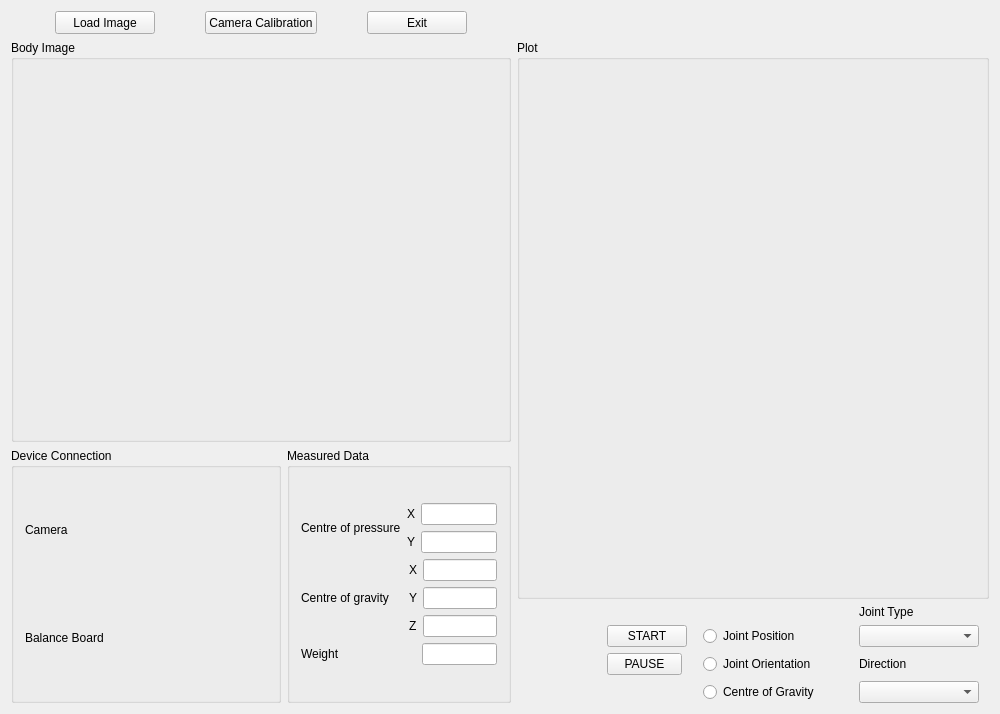
HuiTingChang/Entwicklung-eines-mobilen-markerlosen-Bewegungsanalysesystems, file EMMA/EMMA/emma.ui: the form before one commit.
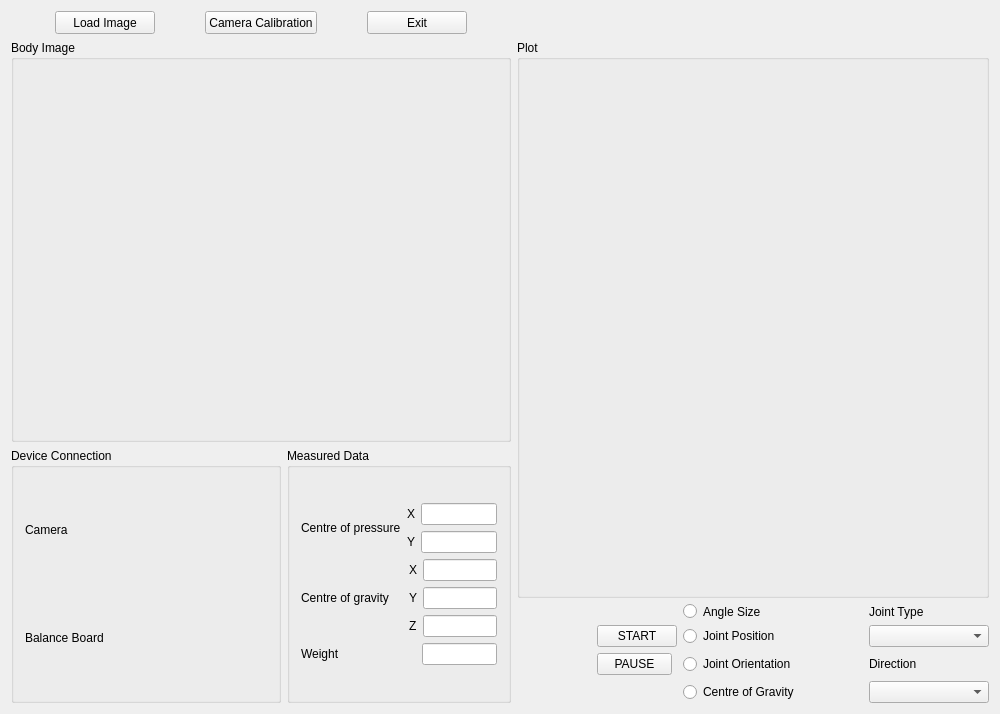
The form after the commit. Custom widgets are drawn as their Qt base class.

```diff
--- a/EMMA/EMMA/emma.ui
+++ b/EMMA/EMMA/emma.ui
@@ -14,49 +14,6 @@
    <string>Body_Widget</string>
   </property>
   <layout class="QGridLayout" name="gridLayout_6">
-   <item row="1" column="1">
-    <widget class="QGroupBox" name="groupBox_2">
-     <property name="sizePolicy">
-      <sizepolicy hsizetype="Expanding" vsizetype="Expanding">
-       <horstretch>0</horstretch>
-       <verstretch>0</verstretch>
-      </sizepolicy>
-     </property>
-     <property name="minimumSize">
-      <size>
-       <width>460</width>
-       <height>321</height>
-      </size>
-     </property>
-     <property name="title">
-      <string>Plot</string>
-     </property>
-     <layout class="QGridLayout" name="gridLayout_7">
-      <item row="1" column="0">
-       <widget class="QCustomPlot" name="customPlot" native="true">
-        <property name="sizePolicy">
-         <sizepolicy hsizetype="Expanding" vsizetype="Expanding">
-          <horstretch>0</horstretch>
-          <verstretch>0</verstretch>
-         </sizepolicy>
-        </property>
-        <property name="minimumSize">
-         <size>
-          <width>451</width>
-          <height>271</height>
-         </size>
-        </property>
-        <property name="maximumSize">
-         <size>
-          <width>16777215</width>
-          <height>330</height>
-         </size>
-        </property>
-       </widget>
-      </item>
-     </layout>
-    </widget>
-   </item>
    <item row="0" column="0">
     <layout class="QHBoxLayout" name="horizontalLayout_10">
      <item>
@@ -120,40 +77,30 @@
    </item>
    <item row="2" column="1">
     <layout class="QGridLayout" name="gridLayout_5">
+     <item row="3" column="0">
+      <spacer name="horizontalSpacer_5">
+       <property name="orientation">
+        <enum>Qt::Horizontal</enum>
+       </property>
+       <property name="sizeType">
+        <enum>QSizePolicy::Fixed</enum>
+       </property>
+       <property name="sizeHint" stdset="0">
+        <size>
+         <width>80</width>
+         <height>20</height>
+        </size>
+       </property>
+      </spacer>
+     </item>
      <item row="2" column="1">
-      <widget class="QPushButton" name="Pause_button">
-       <property name="minimumSize">
-        <size>
-         <width>75</width>
-         <height>0</height>
-        </size>
-       </property>
-       <property name="maximumSize">
-        <size>
-         <width>75</width>
-         <height>16777215</height>
-        </size>
-       </property>
-       <property name="text">
-        <string>PAUSE</string>
-       </property>
-      </widget>
-     </item>
-     <item row="1" column="1">
       <widget class="QPushButton" name="Start_button">
        <property name="text">
         <string>START</string>
        </property>
       </widget>
      </item>
-     <item row="2" column="3">
-      <widget class="QLabel" name="label_11">
-       <property name="text">
-        <string>Direction</string>
-       </property>
-      </widget>
-     </item>
-     <item row="3" column="2">
+     <item row="4" column="2">
       <widget class="QRadioButton" name="COG">
        <property name="minimumSize">
         <size>
@@ -172,20 +119,33 @@
        </property>
       </widget>
      </item>
-     <item row="1" column="2">
-      <widget class="QRadioButton" name="jointPos">
+     <item row="3" column="3">
+      <widget class="QLabel" name="label_11">
+       <property name="text">
+        <string>Direction</string>
+       </property>
+      </widget>
+     </item>
+     <item row="3" column="1">
+      <widget class="QPushButton" name="Pause_button">
+       <property name="minimumSize">
+        <size>
+         <width>75</width>
+         <height>0</height>
+        </size>
+       </property>
        <property name="maximumSize">
         <size>
-         <width>140</width>
+         <width>75</width>
          <height>16777215</height>
         </size>
        </property>
        <property name="text">
-        <string>Joint Position</string>
+        <string>PAUSE</string>
        </property>
       </widget>
      </item>
-     <item row="2" column="2">
+     <item row="3" column="2">
       <widget class="QRadioButton" name="jointOrient">
        <property name="maximumSize">
         <size>
@@ -198,47 +158,80 @@
        </property>
       </widget>
      </item>
+     <item row="2" column="2">
+      <widget class="QRadioButton" name="jointPos">
+       <property name="maximumSize">
+        <size>
+         <width>140</width>
+         <height>16777215</height>
+        </size>
+       </property>
+       <property name="text">
+        <string>Joint Position</string>
+       </property>
+      </widget>
+     </item>
      <item row="1" column="3">
-      <widget class="QComboBox" name="JointSelect">
-       <property name="sizePolicy">
-        <sizepolicy hsizetype="Fixed" vsizetype="Fixed">
-         <horstretch>0</horstretch>
-         <verstretch>0</verstretch>
-        </sizepolicy>
-       </property>
-       <property name="minimumSize">
-        <size>
-         <width>120</width>
-         <height>20</height>
-        </size>
-       </property>
-      </widget>
-     </item>
-     <item row="0" column="3">
       <widget class="QLabel" name="JointType">
        <property name="text">
         <string>Joint Type</string>
        </property>
       </widget>
      </item>
-     <item row="3" column="3">
+     <item row="2" column="3">
+      <widget class="QComboBox" name="JointSelect">
+       <property name="sizePolicy">
+        <sizepolicy hsizetype="Fixed" vsizetype="Fixed">
+         <horstretch>0</horstretch>
+         <verstretch>0</verstretch>
+        </sizepolicy>
+       </property>
+       <property name="minimumSize">
+        <size>
+         <width>120</width>
+         <height>20</height>
+        </size>
+       </property>
+      </widget>
+     </item>
+     <item row="4" column="3">
       <widget class="QComboBox" name="CoordinateSelect"/>
      </item>
-     <item row="2" column="0">
-      <spacer name="horizontalSpacer_5">
-       <property name="orientation">
-        <enum>Qt::Horizontal</enum>
-       </property>
-       <property name="sizeType">
-        <enum>QSizePolicy::Fixed</enum>
-       </property>
-       <property name="sizeHint" stdset="0">
-        <size>
-         <width>80</width>
-         <height>20</height>
-        </size>
-       </property>
-      </spacer>
+     <item row="1" column="2">
+      <layout class="QHBoxLayout" name="horizontalLayout_12">
+       <item>
+        <widget class="QRadioButton" name="radioButton">
+         <property name="sizePolicy">
+          <sizepolicy hsizetype="Minimum" vsizetype="Fixed">
+           <horstretch>0</horstretch>
+           <verstretch>0</verstretch>
+          </sizepolicy>
+         </property>
+         <property name="text">
+          <string/>
+         </property>
+        </widget>
+       </item>
+       <item>
+        <widget class="QLabel" name="AngleSize">
+         <property name="sizePolicy">
+          <sizepolicy hsizetype="Expanding" vsizetype="Preferred">
+           <horstretch>0</horstretch>
+           <verstretch>0</verstretch>
+          </sizepolicy>
+         </property>
+         <property name="maximumSize">
+          <size>
+           <width>16777215</width>
+           <height>16777215</height>
+          </size>
+         </property>
+         <property name="text">
+          <string>Angle Size</string>
+         </property>
+        </widget>
+       </item>
+      </layout>
      </item>
     </layout>
    </item>
@@ -550,6 +543,53 @@
      </item>
     </layout>
    </item>
+   <item row="1" column="1">
+    <widget class="QGroupBox" name="groupBox_2">
+     <property name="sizePolicy">
+      <sizepolicy hsizetype="Expanding" vsizetype="Expanding">
+       <horstretch>0</horstretch>
+       <verstretch>0</verstretch>
+      </sizepolicy>
+     </property>
+     <property name="minimumSize">
+      <size>
+       <width>460</width>
+       <height>321</height>
+      </size>
+     </property>
+     <property name="title">
+      <string>Plot</string>
+     </property>
+     <widget class="QCustomPlot" name="customPlot" native="true">
+      <property name="geometry">
+       <rect>
+        <x>10</x>
+        <y>23</y>
+        <width>452</width>
+        <height>330</height>
+       </rect>
+      </property>
+      <property name="sizePolicy">
+       <sizepolicy hsizetype="Expanding" vsizetype="Expanding">
+        <horstretch>0</horstretch>
+        <verstretch>0</verstretch>
+       </sizepolicy>
+      </property>
+      <property name="minimumSize">
+       <size>
+        <width>451</width>
+        <height>271</height>
+       </size>
+      </property>
+      <property name="maximumSize">
+       <size>
+        <width>16777215</width>
+        <height>330</height>
+       </size>
+      </property>
+     </widget>
+    </widget>
+   </item>
   </layout>
  </widget>
  <layoutdefault spacing="6" margin="11"/>
```
